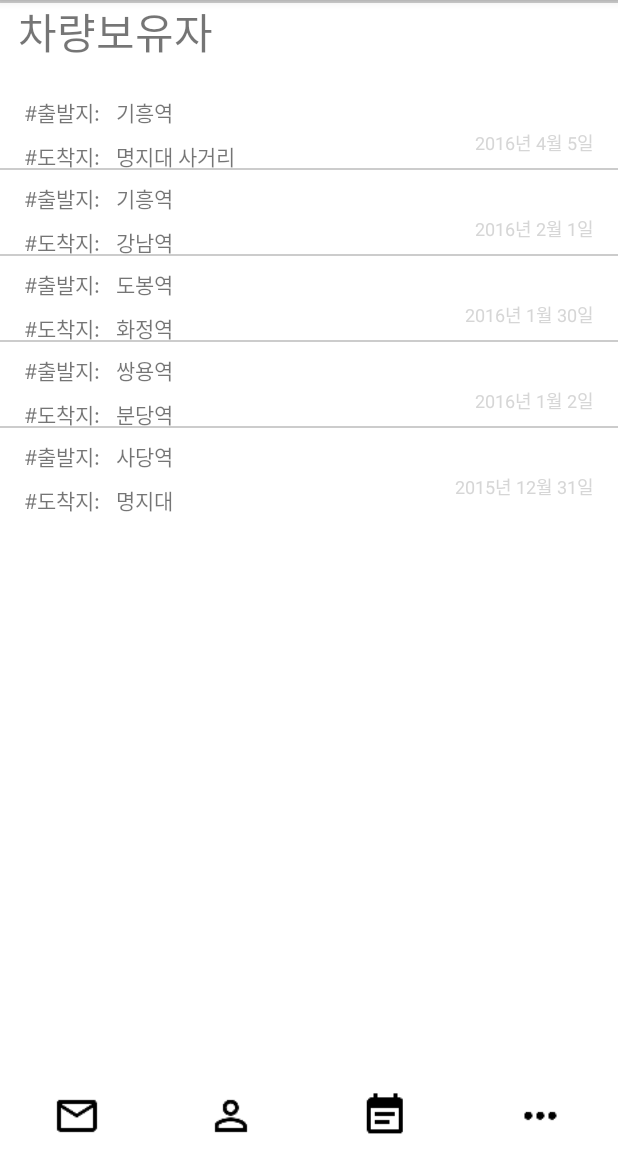
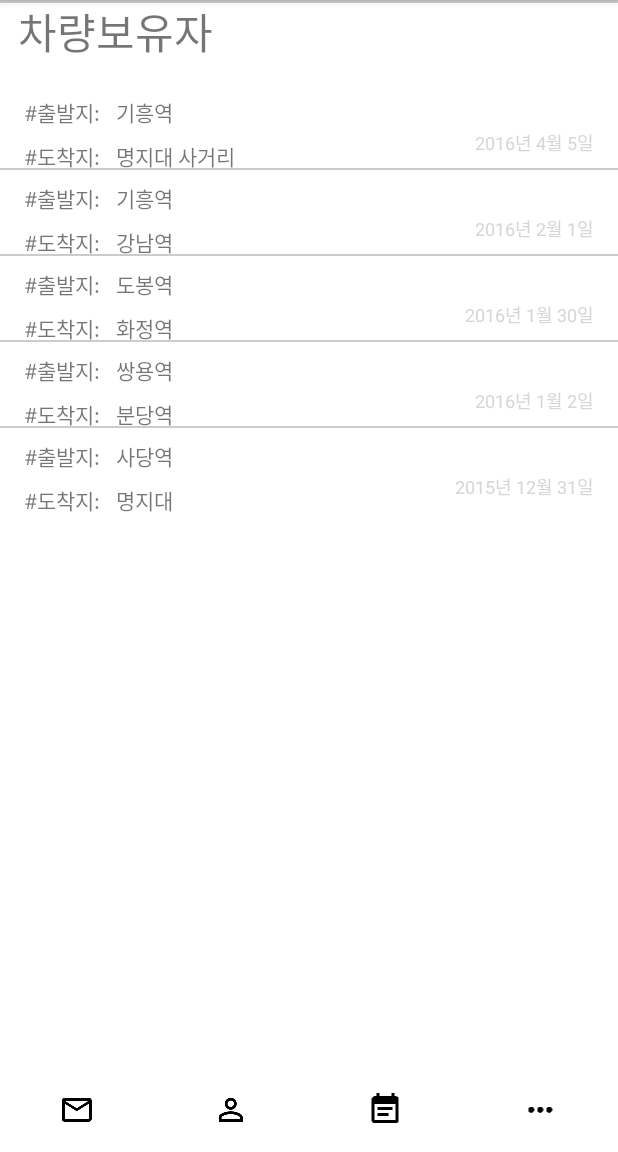
Before and after one commit to Shinseungsou/ssangcarpool, an Android app: the UserListActivity screen opened directly, with no data from a screen before it, on a phone screen of 412 x 824 dp, the part 84-1236 px from its top. Run offline under Robolectric (Android 15) with nearby library versions, the phone set to English and light mode, and no system bars.

```diff
--- a/app/src/main/java/com/jfsiot/mju/ssangcarpool/activity/MainMapActivity.java
+++ b/app/src/main/java/com/jfsiot/mju/ssangcarpool/activity/MainMapActivity.java
@@ -26,7 +26,6 @@ import android.widget.TextView;
 import android.widget.TimePicker;
 
 import com.jfsiot.mju.ssangcarpool.R;
-import com.jfsiot.mju.ssangcarpool.activity2.ListUserActivity;
 import com.jfsiot.mju.ssangcarpool.activity2.ProfileActivity;
 import com.jfsiot.mju.ssangcarpool.adapter.OnItemClickListener;
 import com.jfsiot.mju.ssangcarpool.adapter.SearchAdapter;
@@ -84,7 +83,7 @@ public class MainMapActivity extends AppCompatActivity implements ActivityCompat
     protected void onCreate(Bundle savedInstanceState) {
         super.onCreate(savedInstanceState);
         setContentView(R.layout.activity_main_map);
-        tmap = new TMapView(this);
+        tmap = new TMapView(this.getBaseContext());
         tmap.setSKPMapApiKey(getResources().getString(R.string.tmap_api_server_key));
         tmap.setLanguage(TMapView.LANGUAGE_KOREAN);
         tmap.setIconVisibility(true);
@@ -261,7 +260,7 @@ public class MainMapActivity extends AppCompatActivity implements ActivityCompat
         }else if(v.getId() == this.tabProfile.getId()){
             changeToActivity(ProfileActivity.class);
         }else if(v.getId() == this.tabEvaluation.getId()){
-            changeToActivity(ListUserActivity.class);
+            changeToActivity(UserListActivity.class);
         }else if(v.getId() == this.tabOther.getId()){
             changeToActivity(MessageActivity.class);
         }else if(v.getId() == this.gpsButton.getId()){
--- a/app/src/main/java/com/jfsiot/mju/ssangcarpool/activity2/ListUserActivity.java
+++ b/app/src/main/java/com/jfsiot/mju/ssangcarpool/activity/UserListActivity.java
@@ -1,4 +1,4 @@
-package com.jfsiot.mju.ssangcarpool.activity2;
+package com.jfsiot.mju.ssangcarpool.activity;
 
 import android.graphics.Color;
 import android.graphics.drawable.ColorDrawable;
@@ -7,6 +7,8 @@ import android.support.v7.app.AppCompatActivity;
 import android.widget.ListView;
 
 import com.jfsiot.mju.ssangcarpool.R;
+import com.jfsiot.mju.ssangcarpool.activity2.ListUserAdapter;
+import com.jfsiot.mju.ssangcarpool.model.data.Carpooler;
 import com.jfsiot.mju.ssangcarpool.model.data.PassengerName;
 
 import java.util.ArrayList;
@@ -15,22 +17,25 @@ import java.util.ArrayList;
  * Created by User on 2016-05-20.
  */
 
-public class ListUserActivity extends AppCompatActivity {
+public class UserListActivity extends AppCompatActivity {
     @Override
     protected void onCreate(Bundle savedInstanceState){
         super.onCreate(savedInstanceState);
         setContentView(R.layout.listuser);
 
-        ArrayList<PassengerName> arDessert = new ArrayList<PassengerName>();
+        ArrayList<PassengerName> userList = new ArrayList<>();
         //Room item1 = new Room(R.drawable.capture,"제목","캬르르르를르를르르르를르ㅡㄹㄹㄹㄹㄹㄹㄹㄹㄹㄹㄹㄹㄹㄹㄹㄹㄹㄹㄹㄹㄹㄹㄹㄹㄹㄹㄹㄹ르르르르르를르르르르르르르르르르르르르르르르ㅡ를륵" );
         //item1.image = R.drawable.capture;
         //item1.title = "제목";
         //item1.contents = "캬르르르를르를르르르를르ㅡㄹㄹㄹㄹㄹㄹㄹㄹㄹㄹㄹㄹㄹㄹㄹㄹㄹㄹㄹㄹㄹㄹㄹㄹㄹㄹㄹㄹ르르르르르를르르르르르르르르르르르르르르르르ㅡ를륵";
-        arDessert.add(new PassengerName("기흥역",  "명지대 사거리" ,"2016년 4월 5일" ));
-        arDessert.add(new PassengerName("기흥역",   "강남역","2016년 2월 1일" ));
-        arDessert.add(new PassengerName("도봉역",   "화정역","2016년 1월 30일" ));
-        arDessert.add(new PassengerName("쌍용역" ,  "분당역","2016년 1월 2일" ));
-        arDessert.add(new PassengerName("사당역" , "명지대","2015년 12월 31일" ));
+        userList.add(new PassengerName("기흥역",  "명지대 사거리" ,"2016년 4월 5일" ));
+        userList.add(new PassengerName("기흥역",   "강남역","2016년 2월 1일" ));
+        userList.add(new PassengerName("도봉역",   "화정역","2016년 1월 30일" ));
+        userList.add(new PassengerName("쌍용역" ,  "분당역","2016년 1월 2일" ));
+        userList.add(new PassengerName("사당역" , "명지대","2015년 12월 31일" ));
+
+        ArrayList<Carpooler> carpoolers = new ArrayList<>();
+        carpoolers.add(new Carpooler());
         //arDessert.add("List1");
         //arDessert.add("List2");
         //arDessert.add("List3");
@@ -41,7 +46,7 @@ public class ListUserActivity extends AppCompatActivity {
         // Aadapter aadapter1 = new Aadapter(this, R.layout.relativepra2,arDessert);
 
 
-        ListUserAdapter listUserAdapter = new ListUserAdapter(this, R.layout.relativepra2,arDessert);
+        ListUserAdapter listUserAdapter = new ListUserAdapter(this, R.layout.relativepra2,userList);
 
         ListView list1 = (ListView) findViewById(R.id.list1);
         list1.setAdapter(listUserAdapter);
--- a/app/src/main/java/com/jfsiot/mju/ssangcarpool/model/data/Carpooler.java
+++ b/app/src/main/java/com/jfsiot/mju/ssangcarpool/model/data/Carpooler.java
@@ -14,4 +14,7 @@ public class Carpooler {
     public Carpooler(){
         this.user = new User();
     }
+    public void update(User user, int uid, String origination, String destination, String data, int carpoolerType){
+
+    }
 }
--- a/app/src/main/res/layout/activity_main_map.xml
+++ b/app/src/main/res/layout/activity_main_map.xml
@@ -50,7 +50,7 @@
         android:layout_alignRight="@+id/searchview_container"
         android:layout_below="@+id/searchview_container"
         android:layout_marginTop="8dp"
-        android:src="@drawable/ic_gps_not_fixed_black_24dp"
+        android:src="@drawable/ic_navigation_black_24dp"
         android:background="@drawable/view_border"
         android:padding="8dp"/>
     <ListView
@@ -69,6 +69,7 @@
         android:layout_width="match_parent"
         android:layout_height="64dp"
         android:layout_alignParentBottom="true"
+        android:visibility="gone"
         android:background="#fff">
 
         <TextView
--- a/app/src/main/res/layout/tab_bar.xml
+++ b/app/src/main/res/layout/tab_bar.xml
@@ -3,7 +3,7 @@
     xmlns:android="http://schemas.android.com/apk/res/android"
     android:id="@+id/tab_container"
     android:layout_width="match_parent"
-    android:layout_height="48dp"
+    android:layout_height="56dp"
     android:orientation="horizontal"
     android:layout_alignParentBottom="true"
     >
@@ -12,7 +12,7 @@
         android:layout_width="0dp"
         android:layout_height="match_parent"
         android:src="@drawable/ic_mail_outline_black_24dp"
-        android:padding="8dp"
+        android:padding="16dp"
         android:layout_weight="0.25"
         android:gravity="center"
         />
@@ -23,7 +23,7 @@
         android:layout_height="match_parent"
         android:layout_weight="0.25"
         android:gravity="center"
-        android:padding="8dp"
+        android:padding="16dp"
         />
     <ImageView
         android:id="@+id/tab_eval"
@@ -32,7 +32,7 @@
         android:layout_height="match_parent"
         android:layout_weight="0.25"
         android:gravity="center"
-        android:padding="8dp"
+        android:padding="16dp"
         />
     <ImageView
         android:id="@+id/tab_other"
@@ -41,6 +41,6 @@
         android:layout_height="match_parent"
         android:layout_weight="0.25"
         android:gravity="center"
-        android:padding="8dp"
+        android:padding="16dp"
         />
 </LinearLayout>
--- a/app/src/main/res/layout/view_search.xml
+++ b/app/src/main/res/layout/view_search.xml
@@ -14,6 +14,7 @@
             android:id="@+id/search_view"
             android:layout_width="match_parent"
             android:layout_height="match_parent"
+            android:focusableInTouchMode="true"
             android:padding="8dp"
             android:gravity="center_vertical"
             android:background="@drawable/view_border"/>
--- a/build.gradle
+++ b/build.gradle
@@ -5,7 +5,7 @@ buildscript {
         jcenter()
     }
     dependencies {
-        classpath 'com.android.tools.build:gradle:1.5.0'
+        classpath 'com.android.tools.build:gradle:2.1.0'
 
         // NOTE: Do not place your application dependencies here; they belong
         // in the individual module build.gradle files
```
Also changed, not shown: app/src/main/AndroidManifest.xml (+3 -7 lines), app/src/main/java/com/jfsiot/mju/ssangcarpool/activity/AuthActivity.java (+3 -4 lines), app/src/main/java/com/jfsiot/mju/ssangcarpool/activity/NavigationActivity.java (+13 -0 lines), app/src/main/res/drawable-hdpi/ic_navigation_black_24dp.png (added), app/src/main/res/drawable-mdpi/ic_navigation_black_24dp.png (added), app/src/main/res/drawable-xhdpi/ic_navigation_black_24dp.png (added), app/src/main/res/drawable-xxhdpi/ic_navigation_black_24dp.png (added), app/src/main/res/drawable-xxxhdpi/ic_navigation_black_24dp.png (added).
